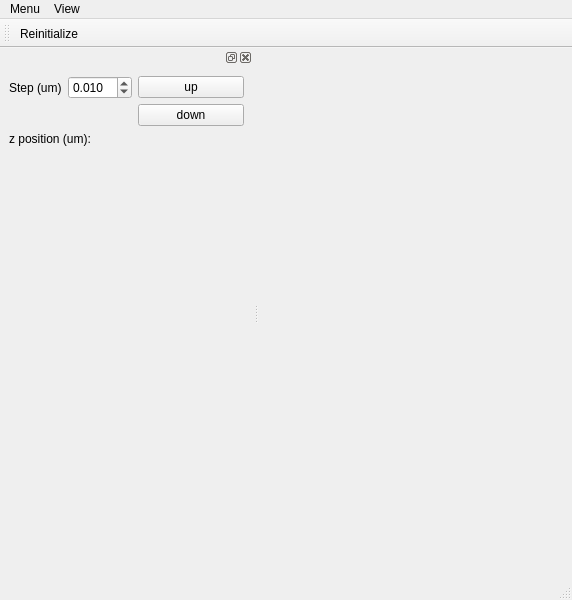
This is gui/focus/ui_focus.ui in fbarho/qudi-cbs as Qt 5 draws it before an edit. The edited form follows.
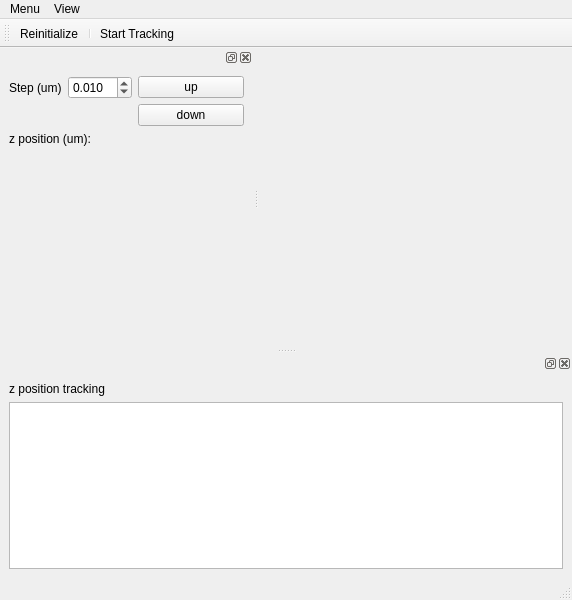
This is the edited form. Custom widgets are drawn as their Qt base class.

The edit to the form file:
```diff
--- a/gui/focus/ui_focus.ui
+++ b/gui/focus/ui_focus.ui
@@ -152,6 +152,27 @@
     <bool>false</bool>
    </attribute>
    <addaction name="piezo_init_Action"/>
+   <addaction name="separator"/>
+   <addaction name="tracking_Action"/>
+  </widget>
+  <widget class="QDockWidget" name="timetrace_DockWidget">
+   <attribute name="dockWidgetArea">
+    <number>8</number>
+   </attribute>
+   <widget class="QWidget" name="dockWidgetContents_2">
+    <layout class="QVBoxLayout" name="verticalLayout_2">
+     <item>
+      <widget class="QLabel" name="label_2">
+       <property name="text">
+        <string>z position tracking</string>
+       </property>
+      </widget>
+     </item>
+     <item>
+      <widget class="PlotWidget" name="timetrace_PlotWidget"/>
+     </item>
+    </layout>
+   </widget>
   </widget>
   <action name="close_MenuAction">
    <property name="text">
@@ -180,7 +201,33 @@
     <string>Manual Focus</string>
    </property>
   </action>
+  <action name="timetrace_dockwidget_view_Action">
+   <property name="checkable">
+    <bool>true</bool>
+   </property>
+   <property name="checked">
+    <bool>true</bool>
+   </property>
+   <property name="text">
+    <string>Timetrace</string>
+   </property>
+  </action>
+  <action name="tracking_Action">
+   <property name="checkable">
+    <bool>true</bool>
+   </property>
+   <property name="text">
+    <string>Start Tracking</string>
+   </property>
+  </action>
  </widget>
+ <customwidgets>
+  <customwidget>
+   <class>PlotWidget</class>
+   <extends>QGraphicsView</extends>
+   <header>pyqtgraph</header>
+  </customwidget>
+ </customwidgets>
  <resources/>
  <connections>
   <connection>
```
Left out of the diff: 33 changed lines with no effect on the pictures.
